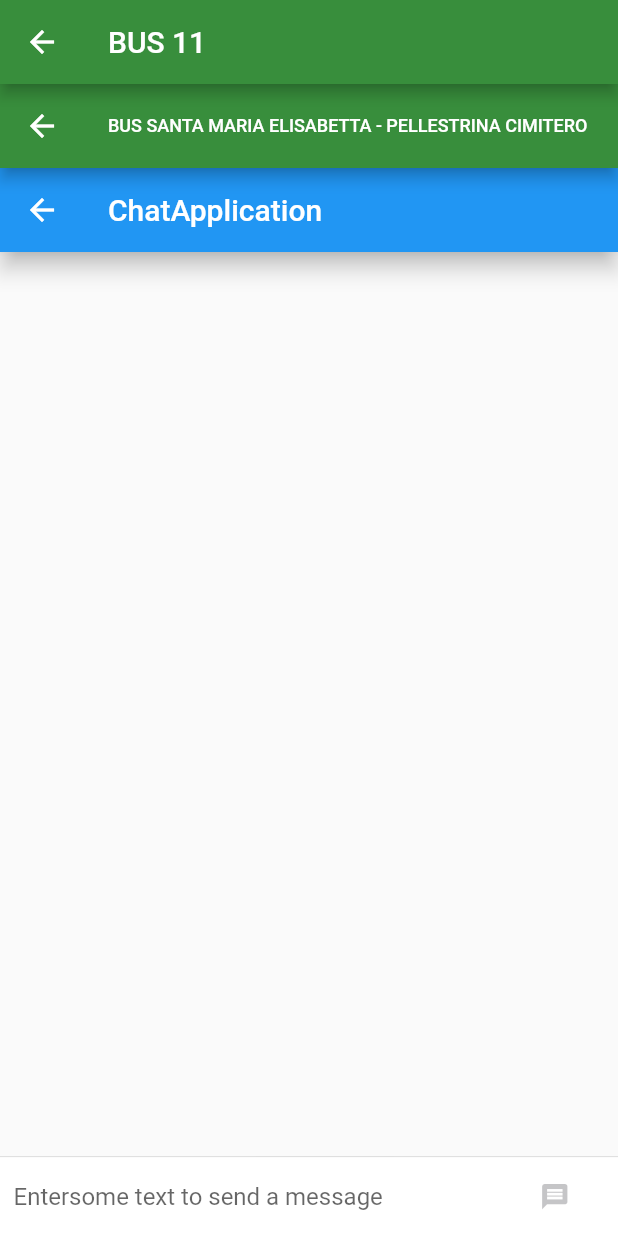
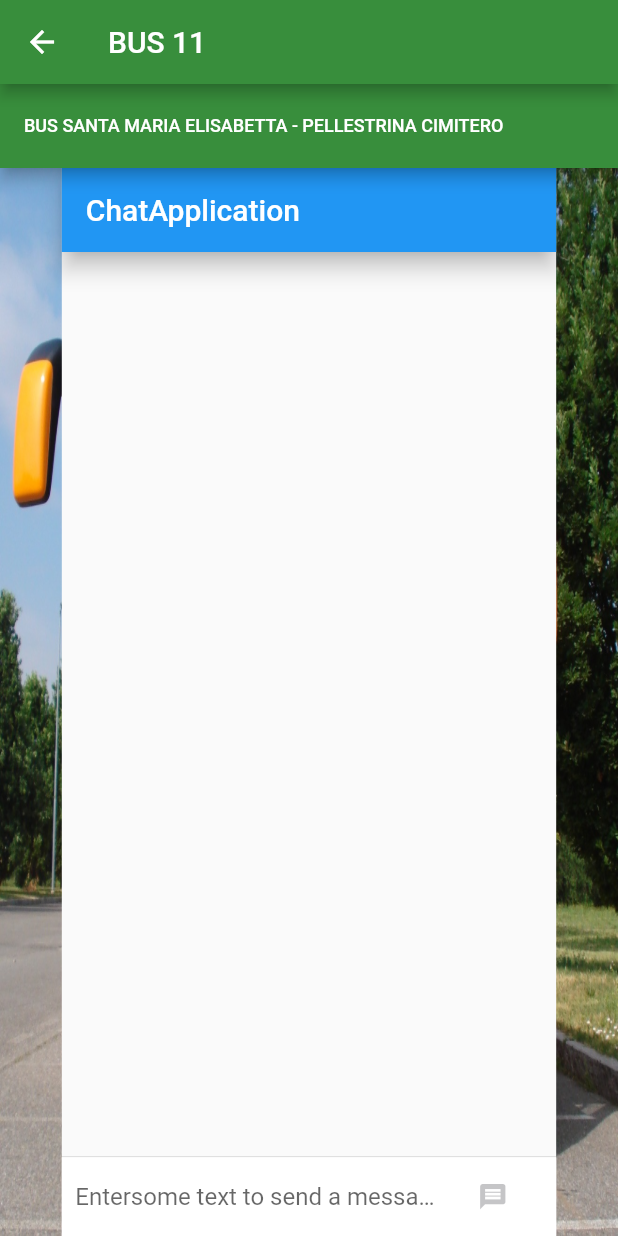
Before and after one commit to Zuccante-Web-App/Ritardi-bus, a Flutter app: the screen it shows after launch, after a tap on "11", on a phone screen of 412 x 824 dp. Run offline on Flutter 3.47's test engine with Material 2 defaults, Android fonts, the phone set to English and light mode, and no system bars.

Commit message:
ho tolto le frecce

```diff
--- a/socialbus/prova/lib/pages/pagina_bus.dart
+++ b/socialbus/prova/lib/pages/pagina_bus.dart
@@ -27,6 +27,7 @@ class _PaginaBusState extends State<PaginaBus> {
                 String tratta=bus[index].routeLongName.toUpperCase();
                 return Scaffold(
                   appBar: AppBar(
+                    automaticallyImplyLeading: false,
                     title: Text('BUS $tratta',
                     style: TextStyle(fontSize: 12),
                     ),
@@ -42,8 +43,11 @@ class _PaginaBusState extends State<PaginaBus> {
                           fit: BoxFit.fill,
                         ),
                       ),
-                      Container(
-                        child: Chat(),
+                      Center(
+                        child: Container(
+                          width: MediaQuery.of(context).size.width * 0.8,
+                          child: Chat(),
+                        ),
                       )
                     ],
                   ),
--- a/socialbus/prova/lib/widget/chat.dart
+++ b/socialbus/prova/lib/widget/chat.dart
@@ -21,7 +21,9 @@ class _ChatState extends State<Chat> with TickerProviderStateMixin {
   @override
   Widget build(BuildContext context) {
     return new Scaffold(
+
       appBar : new AppBar(
+        automaticallyImplyLeading: false,
         title: new Text("ChatApplication"),
         elevation:
         Theme.of(context).platform == TargetPlatform.iOS ? 0.0 : 6.0,
```
